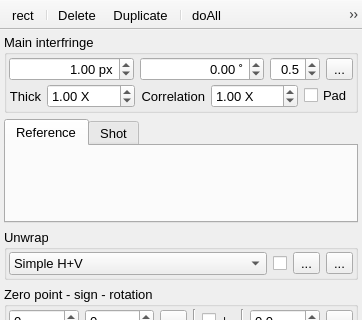
Before: the Qt Designer form plugins/Interferometry/Interferometry.ui in NeutrinoToolkit/Neutrino, drawn with Qt 5; both pictures show x 0 to 362 and y 0 to 320 of the 362 by 535 pixel window.
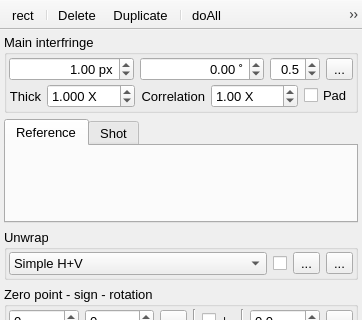
After: the same form once the commit is applied. Icons and pictures are not drawn.

Diff of the .ui file:
```diff
--- a/plugins/Interferometry/Interferometry.ui
+++ b/plugins/Interferometry/Interferometry.ui
@@ -129,7 +129,7 @@
              <string> X</string>
             </property>
             <property name="decimals">
-             <number>2</number>
+             <number>3</number>
             </property>
             <property name="minimum">
              <double>0.000000000000000</double>
```
Left out of the diff: 16 changed lines with no effect on the pictures.
